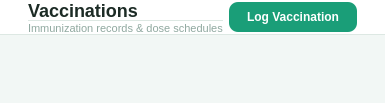
This is src/ui/page_vaccinations.ui in shasheenahdeeneillelumasag/CCC151---Group-Project as Qt 5 draws it before an edit. The edited form follows.
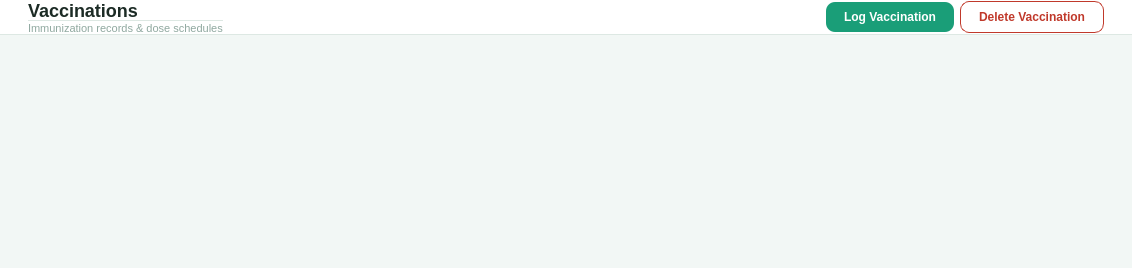
This is the edited form.

Commit message: removed empty item that causes crash in dialog_add record and added delete vaccine button

Patch:
```diff
--- a/src/ui/page_vaccinations.ui
+++ b/src/ui/page_vaccinations.ui
@@ -2,6 +2,14 @@
 <ui version="4.0">
  <class>PageVaccinations</class>
  <widget class="QWidget" name="PageVaccinations">
+  <property name="geometry">
+   <rect>
+    <x>0</x>
+    <y>0</y>
+    <width>1132</width>
+    <height>268</height>
+   </rect>
+  </property>
   <property name="styleSheet">
    <string>QWidget { background-color: #F2F7F5; font-family: &quot;Segoe UI&quot;, sans-serif; } QLabel { background: transparent; }</string>
   </property>
@@ -91,6 +99,16 @@
         </property>
        </widget>
       </item>
+      <item>
+       <widget class="QPushButton" name="btnDeleteVax">
+        <property name="styleSheet">
+         <string>QPushButton { background: #FFFFFF; color: #C0392B; font-size: 12px; font-weight: 600; border: 1px solid #C0392B; border-radius: 9px; padding: 8px 18px; } QPushButton:hover { background: #FDECEB; }</string>
+        </property>
+        <property name="text">
+         <string>Delete Vaccination</string>
+        </property>
+       </widget>
+      </item>
      </layout>
     </widget>
    </item>
@@ -106,6 +124,14 @@
       <bool>true</bool>
      </property>
      <widget class="QWidget" name="scrollContent">
+      <property name="geometry">
+       <rect>
+        <x>0</x>
+        <y>0</y>
+        <width>1132</width>
+        <height>225</height>
+       </rect>
+      </property>
       <layout class="QVBoxLayout">
        <property name="spacing">
         <number>16</number>
```
Left out of the diff: 14 changed lines with no effect on the pictures. The commit also changes 2 other files.
